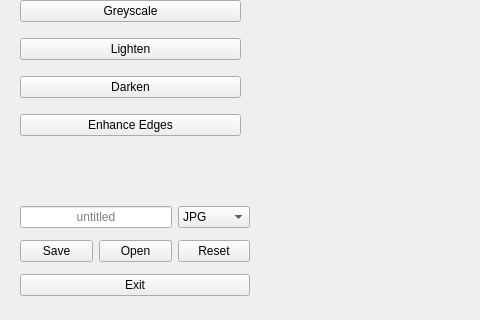
Qt form ui/main_window.ui (litvaluk/pyt-semestral-work) before a commit; both pictures show x 0 to 480 and y 400 to 720 of the 1280 by 720 pixel window.
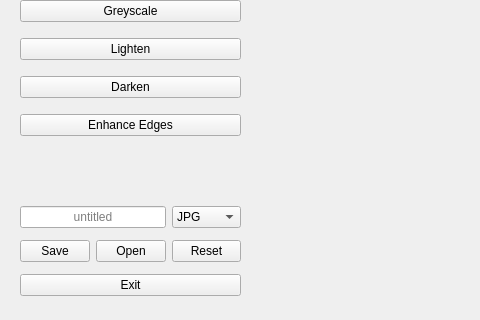
The same form after that commit.

The edit to the form file:
```diff
--- a/ui/main_window.ui
+++ b/ui/main_window.ui
@@ -46,12 +46,12 @@
      <string/>
     </property>
    </widget>
-   <widget class="QWidget" name="">
+   <widget class="QWidget" name="layoutWidget">
     <property name="geometry">
      <rect>
       <x>20</x>
       <y>600</y>
-      <width>230</width>
+      <width>221</width>
       <height>104</height>
      </rect>
     </property>
@@ -130,7 +130,7 @@
      </item>
     </layout>
    </widget>
-   <widget class="QWidget" name="">
+   <widget class="QWidget" name="layoutWidget">
     <property name="geometry">
      <rect>
       <x>20</x>
```
